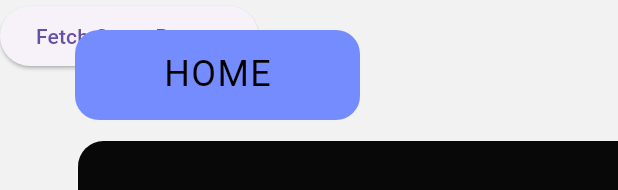
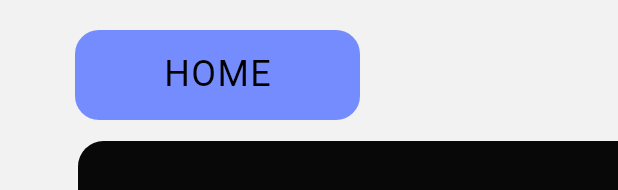
Before and after one commit to zkskl322/bootcamp-game-project, a Flutter app: the GameRoom widget shown alone on an empty page, opened directly, on a phone screen of 412 x 824 dp. Shown: the top 190 px of the screen. Run offline on Flutter 3.47's test engine with Material 3 defaults, Android fonts, the phone set to English and light mode, and no system bars; our stand-ins replace dio, firebase_auth, firebase_core, google_sign_in; missing offline and left inert: kakao_flutter_sdk_user, stomp_dart_client; accounts and stored records are empty; generated files the repository leaves out were written again; network calls fail; Roboto replaces fonts that are missing (Press Start 2P).

Commit message:
19992 -> 19999 port change

```diff
--- a/frontend(flutter)/game_frontend/lib/backup/game_lobby.dart
+++ b/frontend(flutter)/game_frontend/lib/backup/game_lobby.dart
@@ -94,12 +94,6 @@ class _GameRoomState extends State<GameRoom> {
           decoration: const BoxDecoration(color: Color(0xFFF2F2F2)),
           child: Stack(
             children: [
-              ElevatedButton(
-                onPressed: () {
-                  fetchGameRooms();
-                },
-                child: const Text('Fetch Game Rooms'),
-              ),
               Positioned(
                 //top btn
                 left: 50,
@@ -797,10 +791,10 @@ class _GameRoomState extends State<GameRoom> {
                                         ),
                                       ),
                                       Expanded(
-                                        child: SingleChildScrollView(
-                                          child: Column(
-                                            children:
-                                                List.generate(10, (index) {
+                                        child: ListView.builder(
+                                          itemCount: _gamerooms.length,
+                                          itemBuilder: (context, index) {
+                                            final room = _gamerooms[index];
                                             return Padding(
                                               padding:
                                                   const EdgeInsets.all(8.0),
@@ -810,12 +804,11 @@ class _GameRoomState extends State<GameRoom> {
                                                 decoration: BoxDecoration(
                                                   color: Colors.white,
                                                   borderRadius:
-                                                        BorderRadius.circular(
-                                                            16),
+                                                      BorderRadius.circular(16),
                                                 ),
                                                 child: Stack(
                                                   children: [
-                                                      const Positioned(
+                                                    Positioned(
                                                       left: 28,
                                                       top: 24,
                                                       child: SizedBox(
@@ -830,9 +823,9 @@ class _GameRoomState extends State<GameRoom> {
                                                                 width: 192.16,
                                                                 height: 32,
                                                                 child: Text(
-                                                                    'name',
+                                                                  room.roomName,
                                                                   style:
-                                                                        TextStyle(
+                                                                      const TextStyle(
                                                                     color: Colors
                                                                         .black,
                                                                     fontSize:
@@ -856,9 +849,9 @@ class _GameRoomState extends State<GameRoom> {
                                                                 width: 454.85,
                                                                 height: 32,
                                                                 child: Text(
-                                                                    'Room name',
+                                                                  room.roomName,
                                                                   style:
-                                                                        TextStyle(
+                                                                      const TextStyle(
                                                                     color: Colors
                                                                         .black,
                                                                     fontSize:
@@ -882,9 +875,9 @@ class _GameRoomState extends State<GameRoom> {
                                                                 width: 87.75,
                                                                 height: 32,
                                                                 child: Text(
-                                                                    'No.',
+                                                                  '${index + 1}',
                                                                   style:
-                                                                        TextStyle(
+                                                                      const TextStyle(
                                                                     color: Colors
                                                                         .black,
                                                                     fontSize:
@@ -911,19 +904,24 @@ class _GameRoomState extends State<GameRoom> {
                                                       child: Container(
                                                         width: 122.95,
                                                         height: 59,
+                                                        // padding:
+                                                        //     const EdgeInsets
+                                                        //         .symmetric(
+                                                        //         horizontal:
+                                                        //             42.48,
+                                                        //         vertical:
+                                                        //             28.32),
                                                         decoration:
                                                             BoxDecoration(
-                                                            color: const Color(
-                                                                0xFF393434),
+                                                          color:
+                                                              Color(0xFF393434),
                                                           borderRadius:
                                                               BorderRadius
-                                                                    .circular(
-                                                                        16),
+                                                                  .circular(16),
                                                         ),
                                                         child: const Row(
                                                           mainAxisSize:
-                                                                MainAxisSize
-                                                                    .min,
+                                                              MainAxisSize.min,
                                                           mainAxisAlignment:
                                                               MainAxisAlignment
                                                                   .center,
@@ -933,11 +931,10 @@ class _GameRoomState extends State<GameRoom> {
                                                           children: [
                                                             Text(
                                                               'JOIN',
-                                                                style:
-                                                                    TextStyle(
+                                                              style: TextStyle(
                                                                 color: Colors
                                                                     .white,
-                                                                  fontSize: 20,
+                                                                fontSize: 24,
                                                                 fontFamily:
                                                                     'Press Start 2P',
                                                                 fontWeight:
@@ -956,8 +953,7 @@ class _GameRoomState extends State<GameRoom> {
                                                 ),
                                               ),
                                             );
-                                            }),
-                                          ),
+                                          },
                                         ),
                                       ),
                                     ],
--- a/frontend(flutter)/game_frontend/lib/main.dart
+++ b/frontend(flutter)/game_frontend/lib/main.dart
@@ -1,6 +1,7 @@
 import 'package:firebase_core/firebase_core.dart';
 import 'package:flutter/material.dart';
 import 'package:game_frontend/backup/game_lobby.dart';
+import 'package:game_frontend/backup/login_page.dart';
 import 'package:game_frontend/backup/unsigned_main_page.dart';
 import 'package:game_frontend/firebase_options.dart';
 import 'package:game_frontend/lobbytest.dart';
```
Lines whose indentation alone changed are shown as unchanged.
